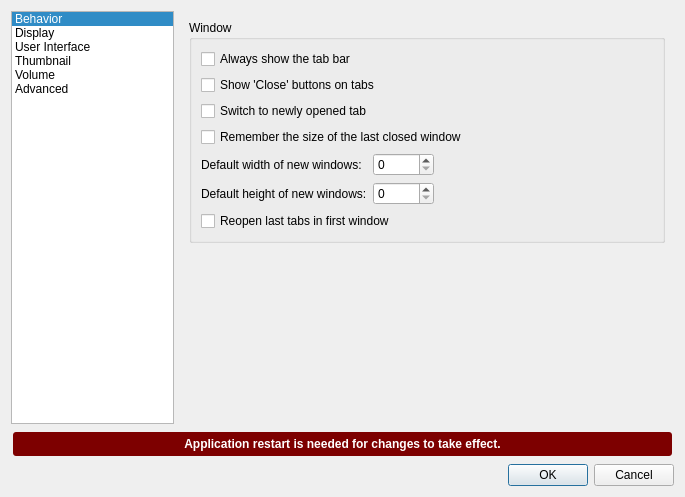
Before: the Qt Designer form pcmanfm/preferences.ui in lxqt/pcmanfm-qt, drawn with Qt 5.
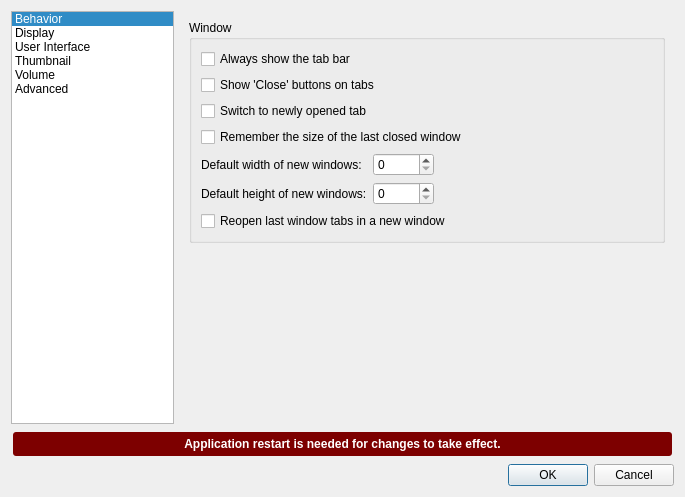
After: the same form once the commit is applied. The open tabs and pages were chosen to show the change.

Commit message: Better checkbox text for reopening last tabs

```diff
--- a/pcmanfm/preferences.ui
+++ b/pcmanfm/preferences.ui
@@ -559,7 +559,7 @@
             <item row="6" column="0" colspan="2">
              <widget class="QCheckBox" name="reopenLastTabs">
               <property name="text">
-               <string>Reopen last tabs in first window</string>
+               <string>Reopen last window tabs in a new window</string>
               </property>
              </widget>
             </item>
```
